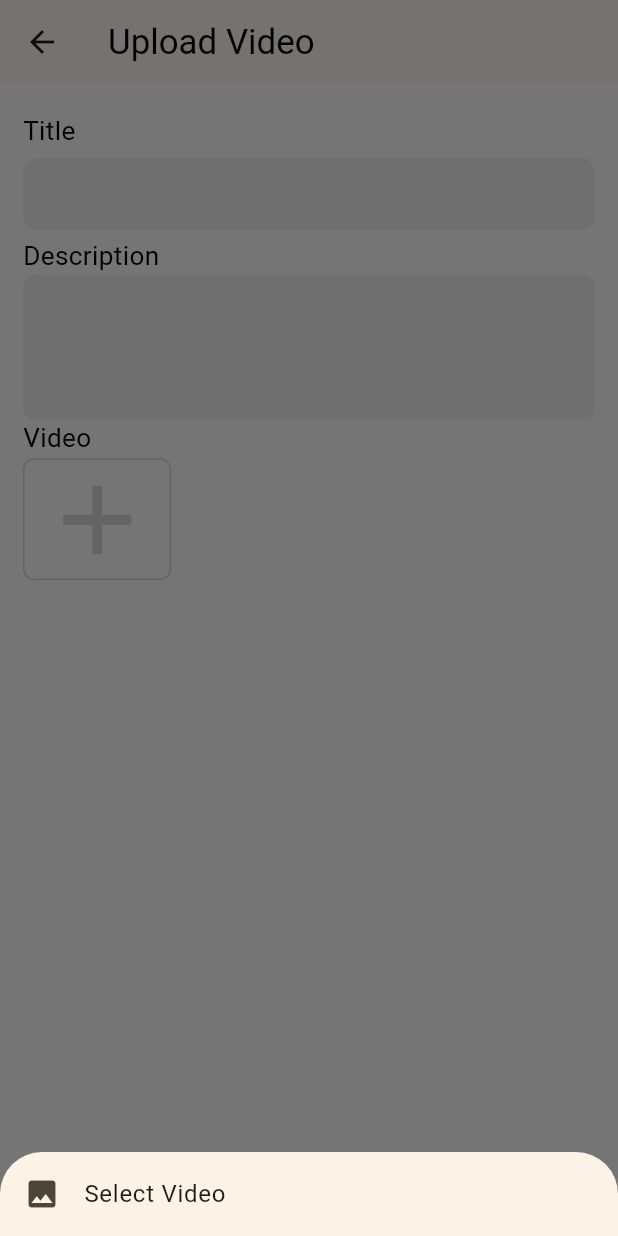
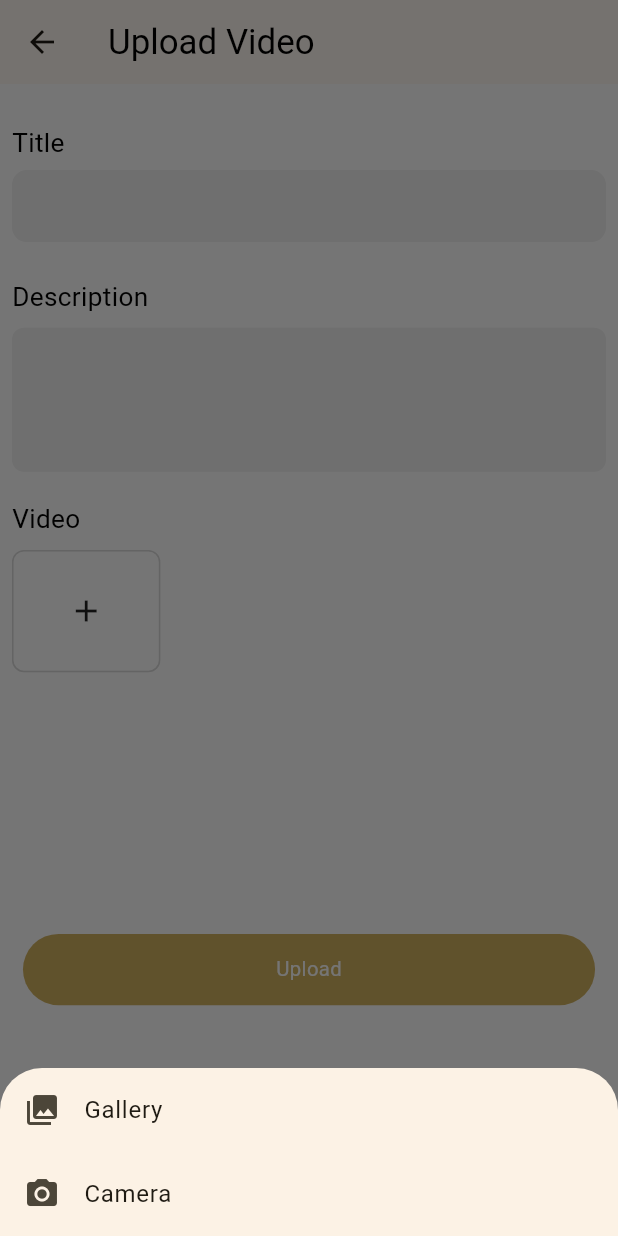
Before and after one commit to fadihere/the_yurko_method_admin, a Flutter app: the UploadVideoPage screen opened directly, after a tap on the "add" icon, on a phone screen of 412 x 824 dp. Run offline on Flutter 3.47's test engine with Material 3 defaults, Android fonts, the phone set to English and light mode, and no system bars; our stand-ins replace chewie, cloud_firestore, firebase_auth, firebase_core, firebase_storage, flutter_screenutil and 4 more; accounts and stored records are empty; Roboto replaces fonts that are missing (Archivo Black).

Commit message:
video done

```diff
--- a/lib/features/home/presentation/pages/upload_video_page.dart
+++ b/lib/features/home/presentation/pages/upload_video_page.dart
@@ -1,31 +1,24 @@
 import 'dart:io';
-
+import 'dart:typed_data';
 import 'package:flutter/material.dart';
 import 'package:flutter_screenutil/flutter_screenutil.dart';
-import 'package:get/get.dart';
 import 'package:image_picker/image_picker.dart';
 import 'package:the_yurko_method/core/constants/app_colors.dart';
 import 'package:the_yurko_method/core/constants/app_style.dart';
 import 'package:the_yurko_method/core/widgets/app_button.dart';
 import 'package:the_yurko_method/core/widgets/text_form_field.dart';
-import 'package:the_yurko_method/features/home/presentation/controller/user_controller.dart';
 
 class UploadVideoPage extends StatefulWidget {
-  const UploadVideoPage({super.key});
+  const UploadVideoPage({Key? key}) : super(key: key);
 
   @override
   State<UploadVideoPage> createState() => _UploadVideoPageState();
 }
 
 class _UploadVideoPageState extends State<UploadVideoPage> {
-  Future<void> _getImage(ImageSource source) async {
-    final pickedFile = await ImagePicker().pickImage(source: source);
-
-    if (pickedFile == null) return;
-    final image = File(pickedFile.path);
-    final controller = Get.put(UserController());
-    controller.uploadProfile(image);
-  }
+  File? galleryFile;
+  final picker = ImagePicker();
+  Uint8List? imageBytes;
 
   @override
   Widget build(BuildContext context) {
@@ -38,92 +31,76 @@ class _UploadVideoPageState extends State<UploadVideoPage> {
           ),
         ),
       ),
-      body: Center(
-        child: SizedBox(
-          width: 324.w,
+      body: SingleChildScrollView(
+        child: Padding(
+          padding: const EdgeInsets.all(8.0),
           child: Column(
+            mainAxisAlignment: MainAxisAlignment.spaceAround,
             children: [
-              SizedBox(
-                height: 20.h,
-              ),
-              Expanded(
-                child: Column(
-                  children: [
-                    Row(
+              SizedBox(height: 20.h),
+              Column(
+                crossAxisAlignment: CrossAxisAlignment.start,
                 children: [
                   Text(
                     'Title',
                     style: AppTextStyle.inter18Normal400(),
                   ),
-                      ],
-                    ),
                   const CustomTextFormField(),
-                    Row(
-                      children: [
+                  SizedBox(height: 20.h), // Adjust as needed
                   Text(
                     'Description',
                     style: AppTextStyle.inter18Normal400(),
                   ),
-                      ],
-                    ),
-                    SizedBox(
-                      height: 100.h,
-                      child: Expanded(
-                        child: TextFormField(
+                  SizedBox(height: 8.h), // Adjust as needed
+                  TextFormField(
                     maxLines: 3,
                     cursorColor: AppColors.primary,
                     decoration: InputDecoration(
                       fillColor: const Color(0xffF1F1F1),
-                            contentPadding: const EdgeInsets.only(
-                              left: 18,
-                              right: 20,
-                              top: 12,
-                              bottom: 12,
+                      contentPadding: const EdgeInsets.symmetric(
+                        vertical: 12,
+                        horizontal: 18,
                       ),
                       border: OutlineInputBorder(
                         borderSide: const BorderSide(
                           color: AppColors.transparent,
                         ),
-                              borderRadius: BorderRadius.circular(8.0.r),
+                        borderRadius: BorderRadius.circular(8.0),
                       ),
                       focusedBorder: OutlineInputBorder(
                         borderSide: const BorderSide(
                           color: AppColors.primary,
                         ),
-                              borderRadius: BorderRadius.circular(8.0.r),
+                        borderRadius: BorderRadius.circular(8.0),
                       ),
                       enabledBorder: OutlineInputBorder(
                         borderSide: const BorderSide(
                           color: AppColors.transparent,
                         ),
-                              borderRadius: BorderRadius.circular(8.0.r),
+                        borderRadius: BorderRadius.circular(8.0),
                       ),
                       filled: true,
                       suffixIconColor: const Color(0xff949393),
                       floatingLabelStyle: const TextStyle(fontSize: 12),
                       hintStyle: const TextStyle(
-                                fontSize: 14, color: Color(0xff949393)),
+                        fontSize: 14,
+                        color: Color(0xff949393),
+                      ),
                       prefixIconColor: const Color(0xff949393),
                       labelStyle: const TextStyle(
                         fontWeight: FontWeight.bold,
                       ),
                     ),
                   ),
-                      ),
-                    ),
-                    Row(
-                      children: [
+                  SizedBox(height: 20.h), // Adjust as needed
                   Text(
                     'Video',
                     style: AppTextStyle.inter18Normal400(),
                   ),
-                      ],
-                    ),
-                    Row(
-                      children: [
+                  SizedBox(height: 8.h), // Adjust as needed
                   GestureDetector(
                     onTap: () {
-                            _showImageSourceBottomSheet();
+                      _showPicker(context: context);
                     },
                     child: Container(
                       width: 84.w,
@@ -132,22 +109,17 @@ class _UploadVideoPageState extends State<UploadVideoPage> {
                         border: Border.all(
                           color: const Color(0xffD9D9D9),
                         ),
-                              borderRadius: BorderRadius.circular(8.0.r),
+                        borderRadius: BorderRadius.circular(8.0),
                       ),
                       child: Center(
-                              child: Icon(
-                                Icons.add,
-                                color: const Color(0xffD9D9D9),
-                                size: 80.sp,
-                              ),
-                            ),
+                          child: galleryFile != null
+                              ? const Icon(Icons.play_arrow)
+                              : const Icon(Icons.add)),
                     ),
                   ),
                 ],
               ),
-                  ],
-                ),
-              ),
+              SizedBox(height: 180.h),
               AppButton(
                 text: 'Upload',
                 onTap: () {},
@@ -159,31 +131,55 @@ class _UploadVideoPageState extends State<UploadVideoPage> {
     );
   }
 
-  void _showImageSourceBottomSheet() {
+  void _showPicker({
+    required BuildContext context,
+  }) {
     showModalBottomSheet(
       context: context,
       builder: (BuildContext context) {
-        return Wrap(
+        return SafeArea(
+          child: Wrap(
             children: <Widget>[
-            // ListTile(
-            //   leading: const Icon(Icons.camera),
-            //   title: const Text('Camera'),
-            //   onTap: () {
-            //     Navigator.pop(context);
-            //     _getImage(ImageSource.camera);
-            //   },
-            // ),
               ListTile(
-              leading: const Icon(Icons.image),
-              title: const Text('Select Video'),
+                leading: const Icon(Icons.photo_library),
+                title: const Text('Gallery'),
                 onTap: () {
-                Navigator.pop(context);
-                _getImage(ImageSource.gallery);
+                  getVideo(ImageSource.gallery);
+                  Navigator.of(context).pop();
+                },
+              ),
+              ListTile(
+                leading: const Icon(Icons.photo_camera),
+                title: const Text('Camera'),
+                onTap: () {
+                  getVideo(ImageSource.camera);
+                  Navigator.of(context).pop();
                 },
               ),
             ],
+          ),
         );
       },
     );
   }
+
+  Future getVideo(
+    ImageSource img,
+  ) async {
+    final pickedFile = await picker.pickVideo(
+      source: img,
+      preferredCameraDevice: CameraDevice.front,
+      maxDuration: const Duration(minutes: 10),
+    );
+    XFile? xfilePick = pickedFile;
+    setState(() {
+      if (xfilePick != null) {
+        galleryFile = File(pickedFile!.path);
+      } else {
+        ScaffoldMessenger.of(context).showSnackBar(
+          const SnackBar(content: Text('Nothing is selected')),
+        );
       }
+    });
+  }
+}
--- a/pubspec.yaml
+++ b/pubspec.yaml
@@ -24,6 +24,9 @@ dependencies:
   shared_preferences: ^2.2.2
   chewie: ^1.7.4
   video_player: ^2.8.2
+  file_picker: ^6.1.1
+  video_thumbnail: ^0.5.3
+  path_provider: ^2.1.2
 
 dev_dependencies:
   flutter_test:
```
Also changed, not shown: pubspec.lock. Lines whose indentation alone changed are shown as unchanged.
